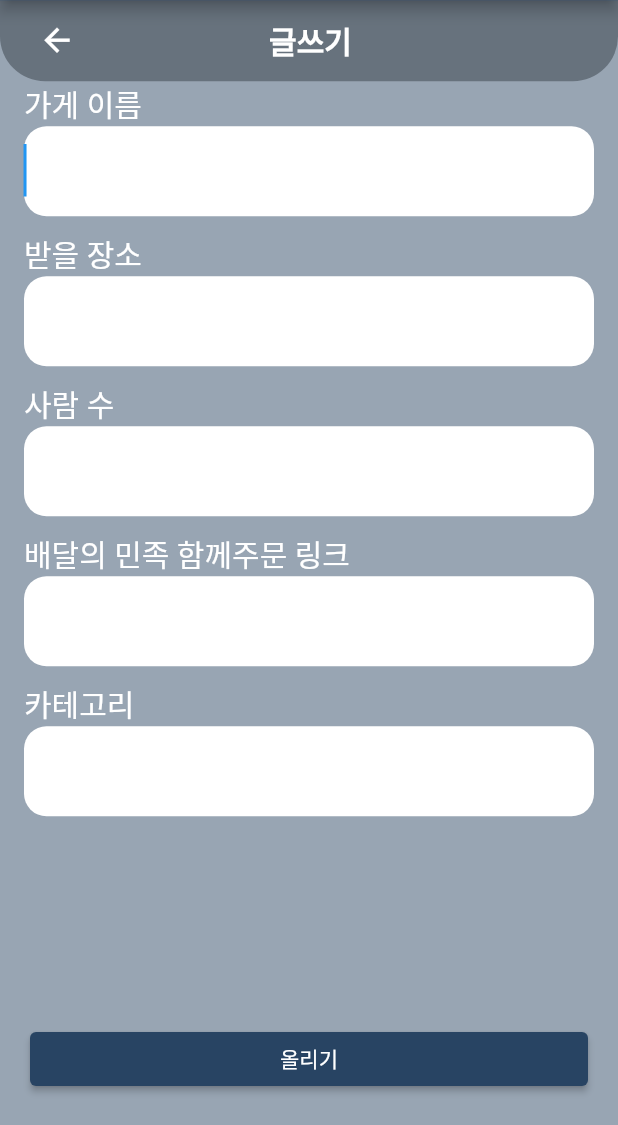
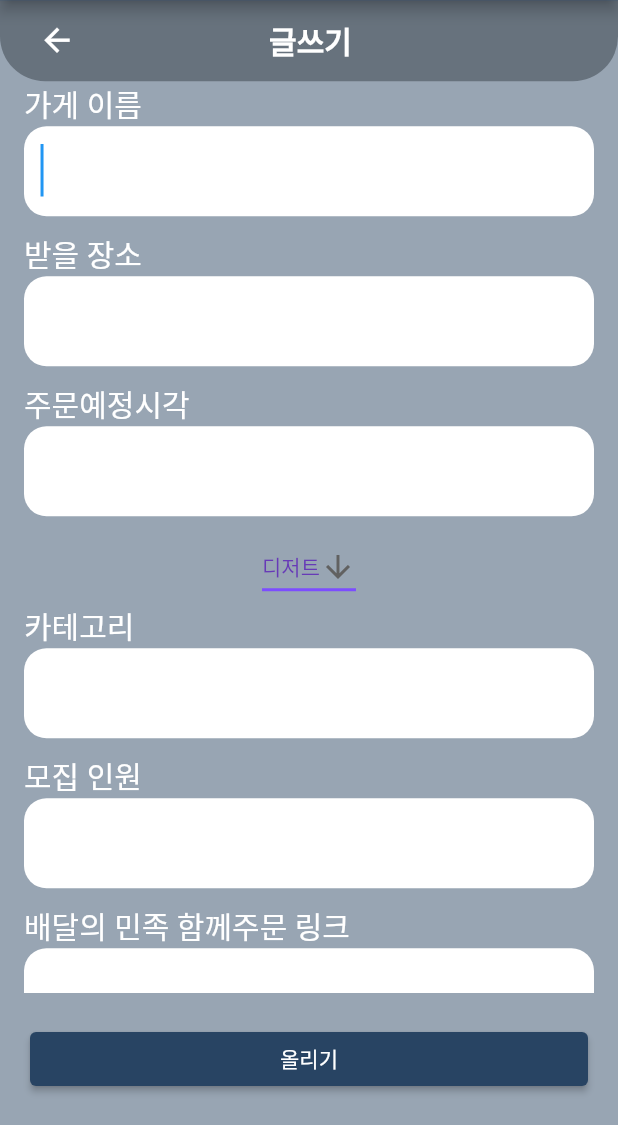
Before and after one commit to Seo-Yegyeong/delivery_together, a Flutter app: the screen it shows once a user with an empty profile is signed in, after a tap on "글쓰기", on a phone screen of 412 x 824 dp, the part 111-1236 px from its top. Run offline on Flutter 3.47's test engine with Material 2 defaults, Android fonts, the phone set to English and light mode, and no system bars; our stand-ins replace cloud_firestore, firebase_auth, firebase_core, get, google_sign_in; accounts and stored records are empty.

Commit message:
[FEAT] update write_order.dart

```diff
--- a/lib/write_order.dart
+++ b/lib/write_order.dart
@@ -4,10 +4,14 @@ import 'components/components.dart';
 final _formKey = GlobalKey<FormState>();
 String _store_name = "";
 String _pickup_spot = "";
+late DateTime _order_time;
+String _category = "";
 int _member_count = 0;
 String _order_link = "";
-String _category = "";
-late DateTime _dateTime;
+int _delivery_state = 0;
+String _additional = "";
+String _memo = "";
+
 
 class WritePage extends StatefulWidget {
   const WritePage({super.key});
@@ -24,7 +28,7 @@ class _WritePageState extends State<WritePage> {
       body: Container(
         decoration: BoxDecoration(color: Color(0xFF98A5B3)),
         child: Column(
-          children: [TitleWidget(context, '글쓰기'), WritingForm(), SizedBox()],
+          children: [TitleWidget(context, '글쓰기'), WritingForm(context), SizedBox()],
         ),
       ),
       bottomNavigationBar: Container(
@@ -44,7 +48,7 @@ class _WritePageState extends State<WritePage> {
   }
 }
 
-Widget WritingForm() => Form(
+Widget WritingForm(context) => Form(
       key: _formKey,
       child: Expanded(
         child: SingleChildScrollView(
@@ -53,15 +57,60 @@ Widget WritingForm() => Form(
             children: <Widget>[
               InputField("가게 이름", 0),
               InputField("받을 장소", 1),
-              InputField("사람 수", 2),
-              InputField("배달의 민족 함께주문 링크", 3),
-              InputField("카테고리", 4),
+              InputField("주문예정시각", 2),
+              DropdownButtonExample(),
+              InputField('카테고리', 3),
+              InputField("모집 인원", 4),
+              InputField("배달의 민족 함께주문 링크", 5),
+              InputField('메모', 6),
               // SizedBox(height: 16,),
             ],
           ),
         ),
       ),
     );
+
+const List<String> list = <String>['디저트', '한식', '양식', '중식', '일식', '기타'];
+
+class DropdownButtonExample extends StatefulWidget {
+  const DropdownButtonExample({super.key});
+
+  @override
+  State<DropdownButtonExample> createState() => _DropdownButtonExampleState();
+}
+
+class _DropdownButtonExampleState extends State<DropdownButtonExample> {
+  String dropdownValue = list.first;
+
+  @override
+  Widget build(BuildContext context) {
+    return DropdownButton<String>(
+      value: dropdownValue,
+      icon: const Icon(Icons.arrow_downward),
+      elevation: 16,
+      style: const TextStyle(color: Colors.deepPurple),
+      underline: Container(
+        height: 2,
+        color: Colors.deepPurpleAccent,
+      ),
+      onChanged: (String? value) {
+        // This is called when the user selects an item.
+        setState(() {
+          dropdownValue = value!;
+          _category = dropdownValue;
+        });
+      },
+      items: list.map<DropdownMenuItem<String>>((String value) {
+        return DropdownMenuItem<String>(
+          value: value,
+          child: Text(value),
+        );
+      }).toList(),
+      dropdownColor: Colors.white,
+    );
+  }
+}
+
 
 Widget InputField(String text, int index) {
   return Container(
@@ -71,6 +120,7 @@ Widget InputField(String text, int index) {
         Text(text, style: TextStyle(color: Colors.white, fontSize: 20),),
         Container(
           height: 60,
+          padding: EdgeInsets.symmetric(horizontal: 11),
           decoration: BoxDecoration(
             color: Colors.white,
             borderRadius: BorderRadius.circular(15),
@@ -83,16 +133,20 @@ Widget InputField(String text, int index) {
               else if (index == 1)
                 _pickup_spot = value as String;
               else if (index == 2)
+                _order_time = value as DateTime;
+              else if (index == 3)
+                _category = value as String;
+              else if (index == 4)
                 _member_count = value as int;
-              else if (index == 3)
+              else if (index == 5)
                 _order_link = value as String;
-              else
-                _category = value as String;
+              else if (index == 6)
+                _memo = value as String;
             },
             validator: (value) {
               if (value == null || value.isEmpty) {
                 if (index == 0) {
-                  return '수신인 메일을 입력하세요';
+                  return '가게 이름을 입력하세요';
                 } else if (index == 2) {
                   return '제목을 입력하세요';
                 } else if (index == 3) {
@@ -109,7 +163,7 @@ Widget InputField(String text, int index) {
             textInputAction: TextInputAction.next,
             autofocus: true,
             decoration: const InputDecoration(
-              border: InputBorder.none
+              border: InputBorder.none,
             ),
             style: TextStyle(
               fontSize: 30,
```
Also changed, not shown: pubspec.lock.
